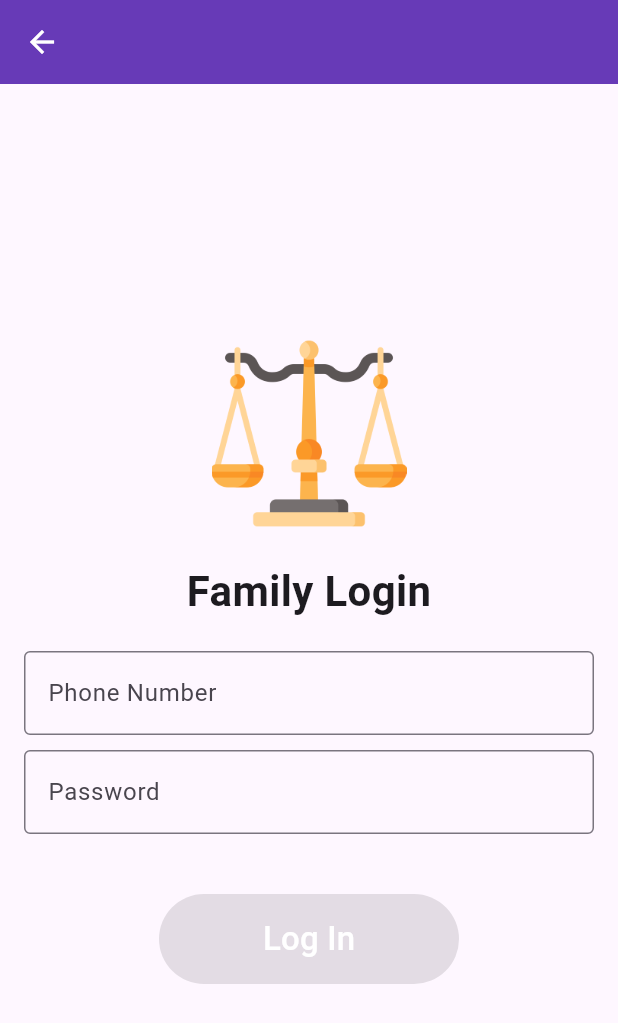
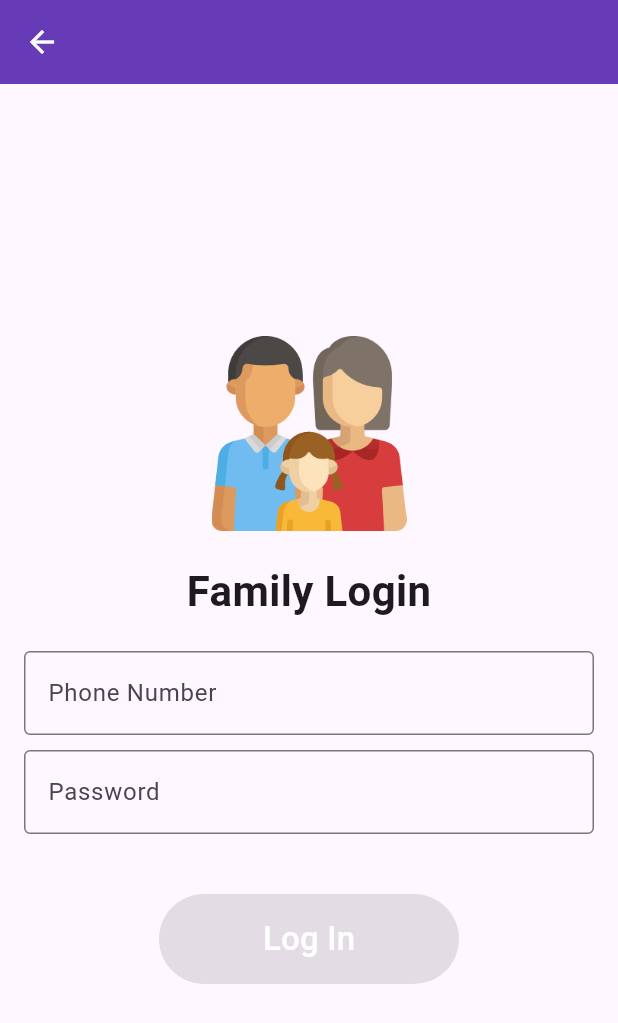
Before and after one commit to kavyaaa-1/sih, a Flutter app: the screen it shows after launch, after a tap on "Already registered? Log In", on a phone screen of 412 x 824 dp. Shown: the top 1023 px of the screen. Run offline on Flutter 3.47's test engine with Material 2 defaults, Android fonts, the phone set to English and light mode, and no system bars; our stand-ins replace syncfusion_flutter_gauges; missing offline and left inert: mongo_dart.

Commit message:
ui changes

```diff
--- a/lib/screens/family_login_page.dart
+++ b/lib/screens/family_login_page.dart
@@ -1,8 +1,6 @@
 import 'package:flutter/material.dart';
 import 'package:sih_project/screens/family_homepg.dart';
 import 'package:mongo_dart/mongo_dart.dart' as mongo_dart;
-import 'package:sih_project/screens/case_dashboard.dart';
-import 'package:sih_project/dbHelper/mongodb.dart';
 import '../dbHelper/constant.dart';
 
 class FamilyLogInPage extends StatefulWidget {
@@ -126,31 +124,39 @@ class _FamilyLogInPageState extends State<FamilyLogInPage> {
             mainAxisAlignment: MainAxisAlignment.center,
             children: <Widget>[
               Image.asset(
-                'assets/images/justice-scale_3122246.png', // Replace with the path to your image asset// Adjust the height as needed
-                width: 130, // Adjust the width as needed
+                'images/family.png',
+                width: 130,
               ),
-              SizedBox(height: 20),
-              Text(
+
+              const SizedBox(height: 20),
+
+              const Text(
                 'Family Login',
                 style: TextStyle(
                   fontSize: 28,
                   fontWeight: FontWeight.bold,
                 ),
               ),
+
               SizedBox(height: 20),
+
               _buildTextField(
                 _phoneNumberController,
                 'Phone Number',
                 TextInputType.phone,
               ),
+
               SizedBox(height: 10),
+
               _buildTextField(
                 _passwordController,
                 'Password',
                 TextInputType.text,
                 isPassword: true,
               ),
+
               SizedBox(height: 40),
+
               ElevatedButton(
                 onPressed: isLoginButtonEnabled ? _performLogin : null,
                 style: ElevatedButton.styleFrom(
@@ -161,7 +167,7 @@ class _FamilyLogInPageState extends State<FamilyLogInPage> {
                   ),
                   minimumSize: Size(200, 60),
                 ),
-                child: Text(
+                child: const Text(
                   "Log In",
                   style: TextStyle(
                     fontSize: 22,
--- a/lib/screens/family_signin_page.dart
+++ b/lib/screens/family_signin_page.dart
@@ -117,24 +117,48 @@ class _FamilySignPageState extends State<FamilySignPage> {
           child: Column(
             mainAxisAlignment: MainAxisAlignment.center,
             children: <Widget>[
-              Text(
+              Image.asset(
+                'images/family.png',
+                width: 130,
+              ),
+
+              const SizedBox(height: 20),
+
+              const Text(
                 'Enter Details', // Added label "Enter Details"
                 style: TextStyle(
                   fontSize: 25,
                   fontWeight: FontWeight.bold,
                 ),
               ),
-              SizedBox(height: 19),
+
+              const SizedBox(height: 19),
+
               _buildTextField(
-                  _phoneNumberController, 'Phone Number', TextInputType.phone),
-              SizedBox(height: 10),
+                _phoneNumberController,
+                'Phone Number',
+                TextInputType.phone,
+              ),
+
+              const SizedBox(height: 10),
+
               _buildTextField(
-                  _passwordController, 'Password', TextInputType.text,
-                  isPassword: true),
-              SizedBox(height: 10),
+                _passwordController,
+                'Password',
+                TextInputType.text,
+                isPassword: true,
+              ),
+
+              const SizedBox(height: 10),
+
               _buildTextField(
-                  _caseIdController, '6 digit Case ID', TextInputType.number),
-              SizedBox(height: 20),
+                _caseIdController,
+                '6 digit Case ID',
+                TextInputType.number,
+              ),
+
+              const SizedBox(height: 20),
+
               ElevatedButton(
                 onPressed: isLoginButtonEnabled ? _handleLogin : null,
                 style: ElevatedButton.styleFrom(
@@ -147,7 +171,7 @@ class _FamilySignPageState extends State<FamilySignPage> {
                   ),
                   minimumSize: Size(200, 60),
                 ),
-                child: Text(
+                child: const Text(
                   "Sign Up",
                   style: TextStyle(
                     fontSize: 22,
@@ -155,7 +179,9 @@ class _FamilySignPageState extends State<FamilySignPage> {
                   ),
                 ),
               ),
-              SizedBox(height: 10),
+
+              const SizedBox(height: 10),
+
               InkWell(
                 onTap: () {
                   // Navigate to the Sign In page
@@ -166,7 +192,7 @@ class _FamilySignPageState extends State<FamilySignPage> {
                     ),
                   );
                 },
-                child: Text(
+                child: const Text(
                   "Already registered? Log In",
                   style: TextStyle(
                     fontSize: 18,
--- a/lib/screens/judge_login_page.dart
+++ b/lib/screens/judge_login_page.dart
@@ -56,7 +56,7 @@ class _JudgeLoginState extends State<JudgeLogin> {
           mainAxisAlignment: MainAxisAlignment.center,
           children: [
             Image.asset(
-              'assets/images/justice-scale_3122246.png', // Replace with your image path
+              'images/justice-scale_3122246.png', // Replace with your image path
               width: 125.0, // Adjust the image width as needed
             ),
             const SizedBox(
--- a/lib/screens/lawyer_login_page.dart
+++ b/lib/screens/lawyer_login_page.dart
@@ -57,7 +57,7 @@ class _LawyerLoginState extends State<LawyerLogin> {
           mainAxisAlignment: MainAxisAlignment.center,
           children: [
             Image.asset(
-              'assets/images/justice-scale_3122246.png', // Replace with your image path
+              'images/law_3122321.png', // Replace with your image path
               width: 125.0, // Adjust the image width as needed
             ),
             const SizedBox(
--- a/lib/screens/prison_dashboard.dart
+++ b/lib/screens/prison_dashboard.dart
@@ -1,6 +1,5 @@
 import 'package:flutter/material.dart';
 import 'package:sih_project/screens/add_case.dart';
-import 'package:sih_project/screens/assign_lawyer.dart';
 import 'package:sih_project/screens/case_dashboard.dart';
 
 class Case {
@@ -188,7 +187,7 @@ class _PrisonDashboardState extends State<PrisonDashboard> {
                 style: ElevatedButton.styleFrom(
                   backgroundColor: Colors.deepPurpleAccent,
                 ),
-                child: Row(
+                child: const Row(
                   mainAxisSize: MainAxisSize.min,
                   children: [
                     Icon(
--- a/lib/screens/prison_login_page.dart
+++ b/lib/screens/prison_login_page.dart
@@ -70,13 +70,13 @@ class _PrisonLoginState extends State<PrisonLogin> {
           mainAxisAlignment: MainAxisAlignment.center,
           children: [
             Image.asset(
-              'assets/images/justice-scale_3122246.png', // Replace with your image path
+              'images/police_7210669.png', // Replace with your image path
               width: 125.0, // Adjust the image width as needed
             ),
             const SizedBox(
               height: 20.0,
             ),
-            Text(
+            const Text(
               'Prison Login',
               style: TextStyle(
                 fontSize: 24.0,
--- a/lib/screens/select_user_type.dart
+++ b/lib/screens/select_user_type.dart
@@ -1,10 +1,7 @@
 import 'package:flutter/material.dart';
 import 'package:sih_project/screens/family_signin_page.dart';
-import 'package:sih_project/screens/lawyer_homepg.dart';
-
 import 'judge_login_page.dart';
 import 'lawyer_login_page.dart';
-import 'login_register_page.dart';
 import 'prison_login_page.dart';
 
 void main() {
--- a/pubspec.yaml
+++ b/pubspec.yaml
@@ -62,7 +62,7 @@ flutter:
   # the material Icons class.
   uses-material-design: true
   assets:
-    - assets/images/
+    - images/
 
   # To add assets to your application, add an assets section, like this:
   # assets:
```
Also changed, not shown: lib/main.dart (+0 -9 lines), images/family.png (renamed from assets/images/family.png), images/justice-scale_3122246.png (renamed from assets/images/justice-scale_3122246.png), images/law_3122321.png (renamed from assets/images/law_3122321.png), images/police_7210669.png (renamed from assets/images/police_7210669.png), pubspec.lock.
